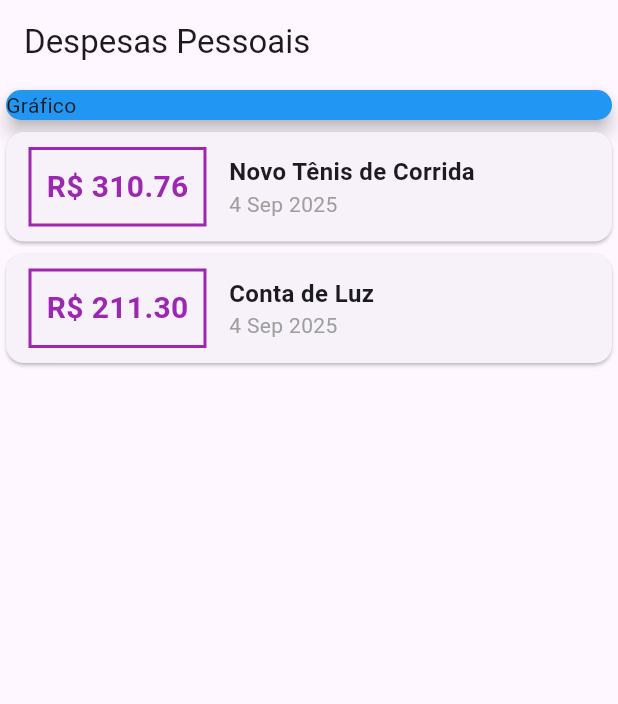
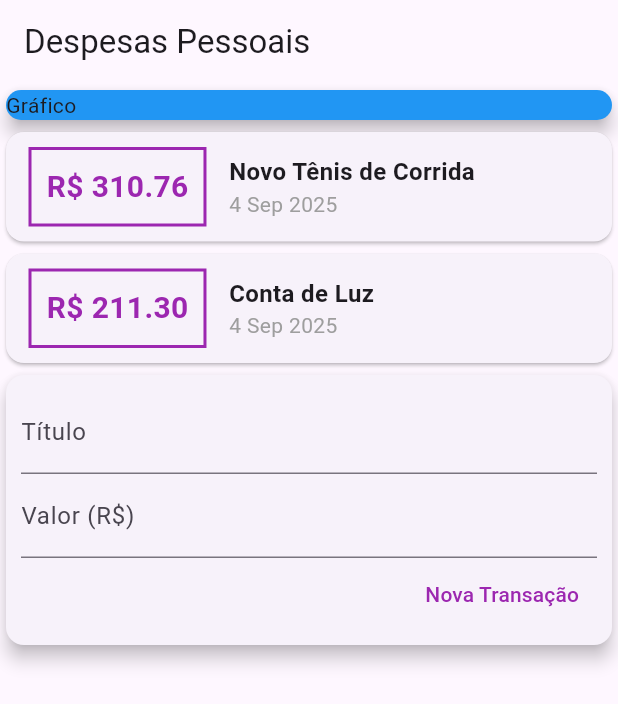
Before and after one commit to jSantini/curso_flutter, a Flutter app: the screen it shows after launch, on a phone screen of 412 x 824 dp. Shown: the top 704 px of the screen. Run offline on Flutter 3.47's test engine with Material 3 defaults, Android fonts, the phone set to English and light mode, and no system bars.

Commit message:
add form new expense

```diff
--- a/modulo_3/expenses/lib/main.dart
+++ b/modulo_3/expenses/lib/main.dart
@@ -90,6 +90,32 @@
               );
             }).toList(),
           ),
+          Card(
+            elevation: 5,
+            child: Padding(
+              padding: const EdgeInsets.all(10),
+              child: Column(
+                children: [
+                  TextField(decoration: InputDecoration(labelText: 'Título')),
+                  TextField(
+                    decoration: InputDecoration(labelText: 'Valor (R\$)'),
+                  ),
+                  Row(
+                    mainAxisAlignment: MainAxisAlignment.end,
+                    children: [
+                      TextButton(
+                        onPressed: () {},
+                        style: TextButton.styleFrom(
+                          foregroundColor: Colors.purple,
+                        ),
+                        child: Text('Nova Transação'),
+                      ),
+                    ],
+                  ),
+                ],
+              ),
+            ),
+          ),
         ],
       ),
     );
```
